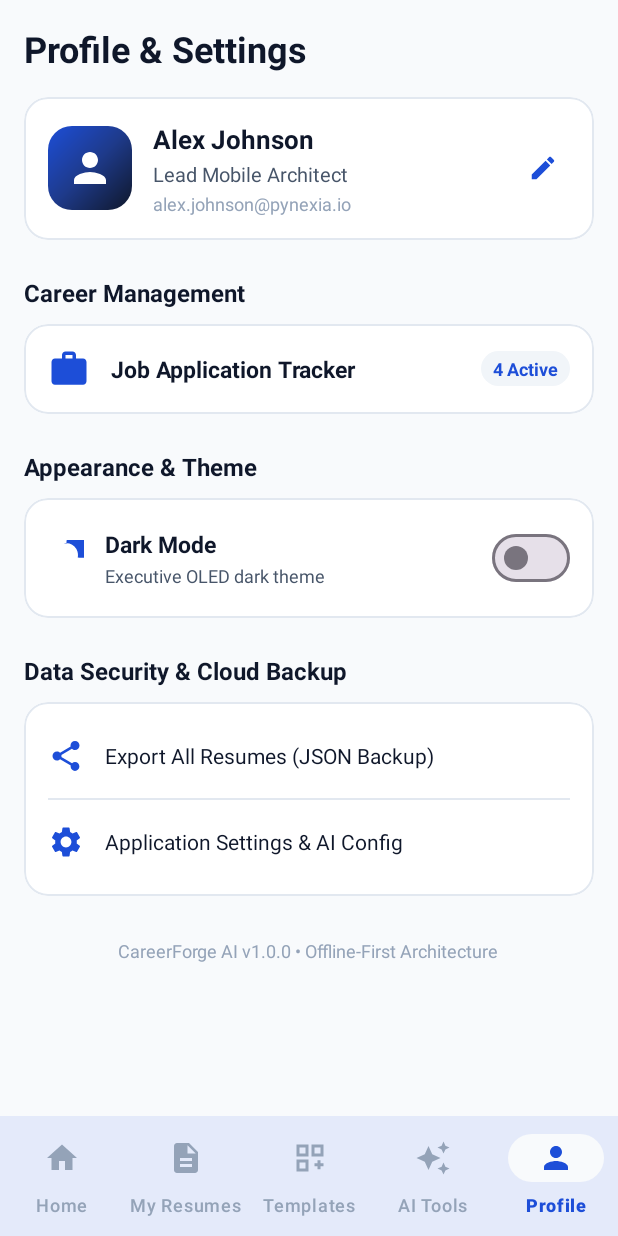
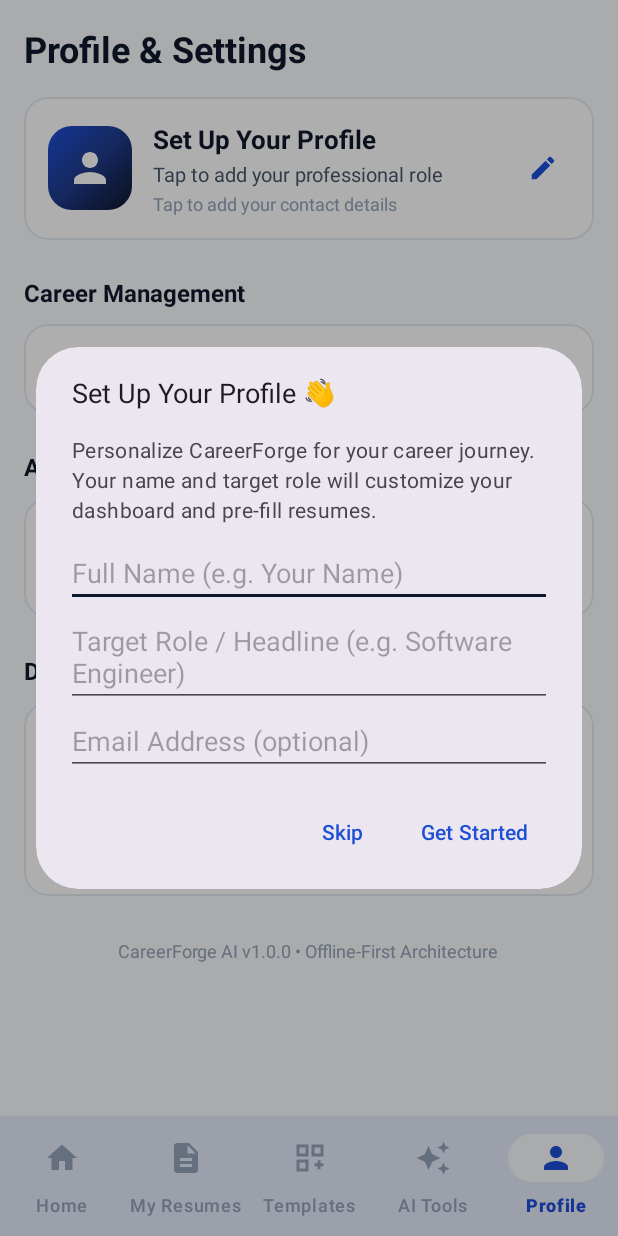
Before and after one commit to sanjayBairw/CareerForgeAI, an Android app: the screen it shows after launch (MainActivity), item 5 of the bottom bar chosen, on a phone screen of 412 x 824 dp. Run offline under Robolectric (Android 15) with nearby library versions, the phone set to English and light mode, and no system bars; our stand-ins replace Room's generated code.

Commit message:
feat: customize master profile per user installer and remove hardcoded Alex Johnson

```diff
--- a/app/src/main/java/com/pynexia/resumebuilder/data/database/AppDatabase.kt
+++ b/app/src/main/java/com/pynexia/resumebuilder/data/database/AppDatabase.kt
@@ -79,11 +79,11 @@ abstract class AppDatabase : RoomDatabase() {
             // 1. User Profile
             val profile = UserProfileEntity(
                 id = 1,
-                fullName = "Alex Johnson",
-                email = "alex.johnson@pynexia.io",
-                phone = "+1 (415) 890-4321",
-                headline = "Lead Mobile Architect & Full-Stack Specialist",
-                isLoggedIn = true,
+                fullName = "",
+                email = "",
+                phone = "",
+                headline = "",
+                isLoggedIn = false,
                 authProvider = "LOCAL",
                 lastSyncTime = System.currentTimeMillis()
             )
@@ -102,14 +102,14 @@ abstract class AppDatabase : RoomDatabase() {
                 layoutColumns = 2,
                 lastAtsScore = 92,
                 personalInfo = PersonalInfo(
-                    fullName = "Alex Johnson",
+                    fullName = "Candidate Name",
                     headline = "Lead Mobile & Distributed Systems Architect",
-                    email = "alex.johnson@pynexia.io",
-                    phone = "+1 (415) 890-4321",
+                    email = "candidate@example.com",
+                    phone = "+1 (555) 019-2834",
                     location = "San Francisco, CA (Remote)",
-                    linkedInUrl = "https://linkedin.com/in/alex-johnson-dev",
-                    githubUrl = "https://github.com/alex-dev",
-                    portfolioUrl = "https://alexjohnson.dev"
+                    linkedInUrl = "https://linkedin.com/in/candidate",
+                    githubUrl = "https://github.com/candidate",
+                    portfolioUrl = "https://candidate.dev"
                 ),
                 summary = "Results-driven Lead Systems Architect with 8+ years architecting high-scale distributed applications and mission-critical Android solutions serving 15M+ active users. Proven track record boosting cloud throughput by 42% and slashing p99 latency by 35% through reactive architectures and modern caching paradigms.",
                 educationList = mutableListOf(
@@ -201,7 +201,7 @@ abstract class AppDatabase : RoomDatabase() {
                         description = "Recognized for designing zero-downtime offline migration pipeline."
                     )
                 ),
-                qrCodeContent = "https://linkedin.com/in/alex-johnson-dev"
+                qrCodeContent = "https://linkedin.com/in/candidate"
             )
 
             // 3. Sample Resume 2: Product & Growth Lead
@@ -273,8 +273,8 @@ abstract class AppDatabase : RoomDatabase() {
                 salutation = "Dear Ms. Vance and the Apex Engineering Team,",
                 bodyText = "I am writing to express my strong interest in the Staff Android Systems Architect position at Apex Solutions Global. Having followed Apex's groundbreaking initiatives in edge computing and distributed mobile synchronization, I was thrilled to see this opening for someone with deep expertise in scalable mobile architectures.\n\nOver the past eight years, I have led teams delivering high-volume Android platforms serving tens of millions of daily active users. At Apex Cloud Technologies, I spearheaded our reactive caching engine, which reduced p99 latency by 35% while cutting battery consumption across our entire mobile footprint. My approach couples rigorous code craft with business acumen, ensuring robust architectures that accelerate product velocity.\n\nI would welcome the opportunity to discuss how my technical leadership and background in high-concurrency systems can help Apex exceed its 2027 technical objectives. Thank you for your time and consideration.",
                 signOff = "Sincerely,",
-                senderName = "Alex Johnson",
-                senderContact = "alex.johnson@pynexia.io | +1 (415) 890-4321",
+                senderName = "Candidate Name",
+                senderContact = "candidate@example.com | +1 (555) 019-2834",
                 templateId = "modern"
             )
             database.coverLetterDao().insert(coverLetter)
--- a/app/src/main/java/com/pynexia/resumebuilder/data/model/UserProfileEntity.kt
+++ b/app/src/main/java/com/pynexia/resumebuilder/data/model/UserProfileEntity.kt
@@ -7,12 +7,12 @@ import androidx.room.PrimaryKey
 data class UserProfileEntity(
     @PrimaryKey
     val id: Int = 1,
-    var fullName: String = "Alex Johnson",
-    var email: String = "alex.johnson@example.com",
-    var phone: String = "+1 (555) 019-2834",
-    var headline: String = "Senior Full Stack & Mobile Engineer",
+    var fullName: String = "",
+    var email: String = "",
+    var phone: String = "",
+    var headline: String = "",
     var photoUri: String? = null,
-    var isLoggedIn: Boolean = true,
+    var isLoggedIn: Boolean = false,
     var authProvider: String = "LOCAL",
     var lastSyncTime: Long = System.currentTimeMillis()
 )
--- a/app/src/main/java/com/pynexia/resumebuilder/ui/home/HomeFragment.kt
+++ b/app/src/main/java/com/pynexia/resumebuilder/ui/home/HomeFragment.kt
@@ -5,13 +5,18 @@ import android.os.Bundle
 import android.view.LayoutInflater
 import android.view.View
 import android.view.ViewGroup
+import android.widget.EditText
+import android.widget.LinearLayout
 import android.widget.Toast
 import androidx.appcompat.app.AppCompatDelegate
 import androidx.fragment.app.Fragment
 import androidx.fragment.app.activityViewModels
+import androidx.lifecycle.lifecycleScope
 import androidx.recyclerview.widget.LinearLayoutManager
 import com.google.android.material.dialog.MaterialAlertDialogBuilder
 import com.pynexia.resumebuilder.CareerForgeApp
+import com.pynexia.resumebuilder.data.model.UserProfileEntity
+import kotlinx.coroutines.launch
 import com.pynexia.resumebuilder.data.model.PersonalInfo
 import com.pynexia.resumebuilder.data.model.ResumeData
 import com.pynexia.resumebuilder.data.model.ResumeEntity
@@ -49,6 +54,13 @@ class HomeFragment : Fragment() {
         setupRecyclerView()
         setupClickListeners()
         observeData()
+
+        val prefManager = (requireActivity().application as CareerForgeApp).preferenceManager
+        if (!prefManager.isProfileSetup) {
+            view.post {
+                showFirstTimeProfileSetupDialog()
+            }
+        }
     }
 
     private fun setupThemeToggle() {
@@ -72,15 +84,85 @@ class HomeFragment : Fragment() {
     private fun setupGreeting() {
         val calendar = Calendar.getInstance()
         val hour = calendar.get(Calendar.HOUR_OF_DAY)
-        val greeting = when {
+        val timeGreeting = when {
             hour < 12 -> "Good Morning,"
             hour < 17 -> "Good Afternoon,"
             else -> "Good Evening,"
         }
-        binding.tvGreeting.text = greeting
 
         val prefManager = (requireActivity().application as CareerForgeApp).preferenceManager
-        binding.tvUserName.text = prefManager.userName
+        if (prefManager.userName.isNotBlank()) {
+            binding.tvGreeting.text = timeGreeting
+            binding.tvUserName.text = prefManager.userName
+        } else {
+            binding.tvGreeting.text = "Welcome to CareerForge"
+            binding.tvUserName.text = "Tap to Set Up Profile 👋"
+        }
+    }
+
+    private fun showFirstTimeProfileSetupDialog() {
+        val prefManager = (requireActivity().application as CareerForgeApp).preferenceManager
+        val context = requireContext()
+
+        val layout = LinearLayout(context).apply {
+            orientation = LinearLayout.VERTICAL
+            val pad = (20 * resources.displayMetrics.density).toInt()
+            setPadding(pad, pad / 2, pad, 0)
+        }
+
+        val etName = EditText(context).apply {
+            hint = "Full Name (e.g. Your Name)"
+            setText(prefManager.userName)
+        }
+        val etHeadline = EditText(context).apply {
+            hint = "Target Role / Headline (e.g. Software Engineer)"
+            setText(prefManager.userHeadline)
+        }
+        val etEmail = EditText(context).apply {
+            hint = "Email Address (optional)"
+            setText(prefManager.userEmail)
+        }
+
+        layout.addView(etName)
+        layout.addView(etHeadline)
+        layout.addView(etEmail)
+
+        MaterialAlertDialogBuilder(context)
+            .setTitle("Set Up Your Profile 👋")
+            .setMessage("Personalize CareerForge for your career journey. Your name and target role will customize your dashboard and pre-fill resumes.")
+            .setView(layout)
+            .setPositiveButton("Get Started") { _, _ ->
+                val name = etName.text.toString().trim()
+                val headline = etHeadline.text.toString().trim()
+                val email = etEmail.text.toString().trim()
+
+                prefManager.userName = if (name.isNotBlank()) name else "Job Seeker"
+                prefManager.userHeadline = if (headline.isNotBlank()) headline else "Professional"
+                if (email.isNotBlank()) prefManager.userEmail = email
+                prefManager.isProfileSetup = true
+
+                setupGreeting()
+
+                val app = requireActivity().application as CareerForgeApp
+                lifecycleScope.launch {
+                    app.userRepository.saveProfile(
+                        UserProfileEntity(
+                            id = 1,
+                            fullName = prefManager.userName,
+                            headline = prefManager.userHeadline,
+                            email = prefManager.userEmail,
+                            phone = prefManager.userPhone,
+                            isLoggedIn = true
+                        )
+                    )
+                }
+                Toast.makeText(context, "Welcome, ${prefManager.userName}!", Toast.LENGTH_SHORT).show()
+            }
+            .setNegativeButton("Skip") { _, _ ->
+                prefManager.isProfileSetup = true
+                setupGreeting()
+            }
+            .show()
     }
 
     private fun setupRecyclerView() {
@@ -99,6 +181,10 @@ class HomeFragment : Fragment() {
     }
 
     private fun setupClickListeners() {
+        binding.tvUserName.setOnClickListener { showFirstTimeProfileSetupDialog() }
+        binding.tvGreeting.setOnClickListener { showFirstTimeProfileSetupDialog() }
+        binding.ivProfileAvatar.setOnClickListener { showFirstTimeProfileSetupDialog() }
+
         binding.btnCreateResume.setOnClickListener {
             createNewResume()
         }
--- a/app/src/main/java/com/pynexia/resumebuilder/ui/profile/ProfileFragment.kt
+++ b/app/src/main/java/com/pynexia/resumebuilder/ui/profile/ProfileFragment.kt
@@ -37,12 +37,20 @@ class ProfileFragment : Fragment() {
         return binding.root
     }
 
+    override fun onResume() {
+        super.onResume()
+        val pref = (requireActivity().application as CareerForgeApp).preferenceManager
+        binding.tvProfileName.text = if (pref.userName.isNotBlank()) pref.userName else "Set Up Your Profile"
+        binding.tvProfileHeadline.text = if (pref.userHeadline.isNotBlank()) pref.userHeadline else "Tap to add your professional role"
+        binding.tvProfileEmail.text = if (pref.userEmail.isNotBlank()) pref.userEmail else "Tap to add your contact details"
+    }
+
     override fun onViewCreated(view: View, savedInstanceState: Bundle?) {
         super.onViewCreated(view, savedInstanceState)
         val pref = (requireActivity().application as CareerForgeApp).preferenceManager
-        binding.tvProfileName.text = pref.userName
-        binding.tvProfileHeadline.text = pref.userHeadline
-        binding.tvProfileEmail.text = pref.userEmail
+        binding.tvProfileName.text = if (pref.userName.isNotBlank()) pref.userName else "Set Up Your Profile"
+        binding.tvProfileHeadline.text = if (pref.userHeadline.isNotBlank()) pref.userHeadline else "Tap to add your professional role"
+        binding.tvProfileEmail.text = if (pref.userEmail.isNotBlank()) pref.userEmail else "Tap to add your contact details"
 
         binding.cardUserInfo.setOnClickListener { showEditProfileDialog() }
         binding.btnEditProfile.setOnClickListener { showEditProfileDialog() }
--- a/app/src/main/java/com/pynexia/resumebuilder/utils/PreferenceManager.kt
+++ b/app/src/main/java/com/pynexia/resumebuilder/utils/PreferenceManager.kt
@@ -23,20 +23,45 @@ class PreferenceManager(context: Context) {
         get() = prefs.getString(KEY_AI_MODEL, "gpt-4o-mini") ?: "gpt-4o-mini"
         set(value) = prefs.edit().putString(KEY_AI_MODEL, value).apply()
 
+    var isProfileSetup: Boolean
+        get() = prefs.getBoolean(KEY_PROFILE_SETUP, false)
+        set(value) = prefs.edit().putBoolean(KEY_PROFILE_SETUP, value).apply()
+
     var userName: String
-        get() = prefs.getString(KEY_USER_NAME, "Alex Johnson") ?: "Alex Johnson"
+        get() {
+            val name = prefs.getString(KEY_USER_NAME, "") ?: ""
+            if (name == "Alex Johnson") {
+                prefs.edit().remove(KEY_USER_NAME).putBoolean(KEY_PROFILE_SETUP, false).apply()
+                return ""
+            }
+            return name
+        }
         set(value) = prefs.edit().putString(KEY_USER_NAME, value).apply()
 
     var userHeadline: String
-        get() = prefs.getString(KEY_USER_HEADLINE, "Lead Mobile Architect") ?: "Lead Mobile Architect"
+        get() {
+            val h = prefs.getString(KEY_USER_HEADLINE, "") ?: ""
+            if (h == "Lead Mobile Architect") {
+                prefs.edit().remove(KEY_USER_HEADLINE).apply()
+                return ""
+            }
+            return h
+        }
         set(value) = prefs.edit().putString(KEY_USER_HEADLINE, value).apply()
 
     var userEmail: String
-        get() = prefs.getString(KEY_USER_EMAIL, "alex.johnson@pynexia.io") ?: "alex.johnson@pynexia.io"
+        get() {
+            val e = prefs.getString(KEY_USER_EMAIL, "") ?: ""
+            if (e.contains("alex.johnson")) {
+                prefs.edit().remove(KEY_USER_EMAIL).apply()
+                return ""
+            }
+            return e
+        }
         set(value) = prefs.edit().putString(KEY_USER_EMAIL, value).apply()
 
     var userPhone: String
-        get() = prefs.getString(KEY_USER_PHONE, "+1 (555) 019-2834") ?: "+1 (555) 019-2834"
+        get() = prefs.getString(KEY_USER_PHONE, "") ?: ""
         set(value) = prefs.edit().putString(KEY_USER_PHONE, value).apply()
 
     var isOnboardingCompleted: Boolean
@@ -44,6 +69,7 @@ class PreferenceManager(context: Context) {
         set(value) = prefs.edit().putBoolean(KEY_ONBOARDING_DONE, value).apply()
 
     companion object {
+        private const val KEY_PROFILE_SETUP = "key_profile_setup"
         private const val KEY_DARK_MODE = "key_dark_mode"
         private const val KEY_AI_API_KEY = "key_ai_api_key"
         private const val KEY_AI_ENDPOINT = "key_ai_endpoint"
--- a/app/src/main/res/layout/fragment_home.xml
+++ b/app/src/main/res/layout/fragment_home.xml
@@ -30,7 +30,7 @@
                     android:id="@+id/tv_greeting"
                     android:layout_width="wrap_content"
                     android:layout_height="wrap_content"
-                    android:text="Welcome Back"
+                    android:text="Welcome"
                     android:textColor="@color/text_secondary"
                     android:textSize="13sp" />
 
@@ -38,7 +38,8 @@
                     android:id="@+id/tv_user_name"
                     android:layout_width="wrap_content"
                     android:layout_height="wrap_content"
-                    android:text="Alex Johnson"
+                    android:text="Your Career Hub"
+                    tools:text="Your Name"
                     android:textColor="@color/text_primary"
                     android:textSize="22sp"
                     android:textStyle="bold" />
--- a/app/src/main/res/layout/fragment_profile.xml
+++ b/app/src/main/res/layout/fragment_profile.xml
@@ -1,6 +1,7 @@
 <?xml version="1.0" encoding="utf-8"?>
 <androidx.core.widget.NestedScrollView xmlns:android="http://schemas.android.com/apk/res/android"
     xmlns:app="http://schemas.android.com/apk/res-auto"
+    xmlns:tools="http://schemas.android.com/tools"
     android:layout_width="match_parent"
     android:layout_height="match_parent"
     android:background="@color/background"
@@ -57,7 +58,8 @@
                         android:id="@+id/tv_profile_name"
                         android:layout_width="wrap_content"
                         android:layout_height="wrap_content"
-                        android:text="Alex Johnson"
+                        android:text="Set Up Your Profile"
+                        tools:text="Your Name"
                         android:textColor="@color/text_primary"
                         android:textSize="17sp"
                         android:textStyle="bold" />
@@ -67,7 +69,8 @@
                         android:layout_width="wrap_content"
                         android:layout_height="wrap_content"
                         android:layout_marginTop="2dp"
-                        android:text="Lead Mobile Architect"
+                        android:text="Tap to add your professional role"
+                        tools:text="Software Engineer"
                         android:textColor="@color/text_secondary"
                         android:textSize="13sp" />
 
@@ -76,7 +79,8 @@
                         android:layout_width="wrap_content"
                         android:layout_height="wrap_content"
                         android:layout_marginTop="2dp"
-                        android:text="alex.johnson@pynexia.io"
+                        android:text="Tap to add your contact details"
+                        tools:text="your.email@example.com"
                         android:textColor="@color/text_tertiary"
                         android:textSize="12sp" />
                 </LinearLayout>
```
